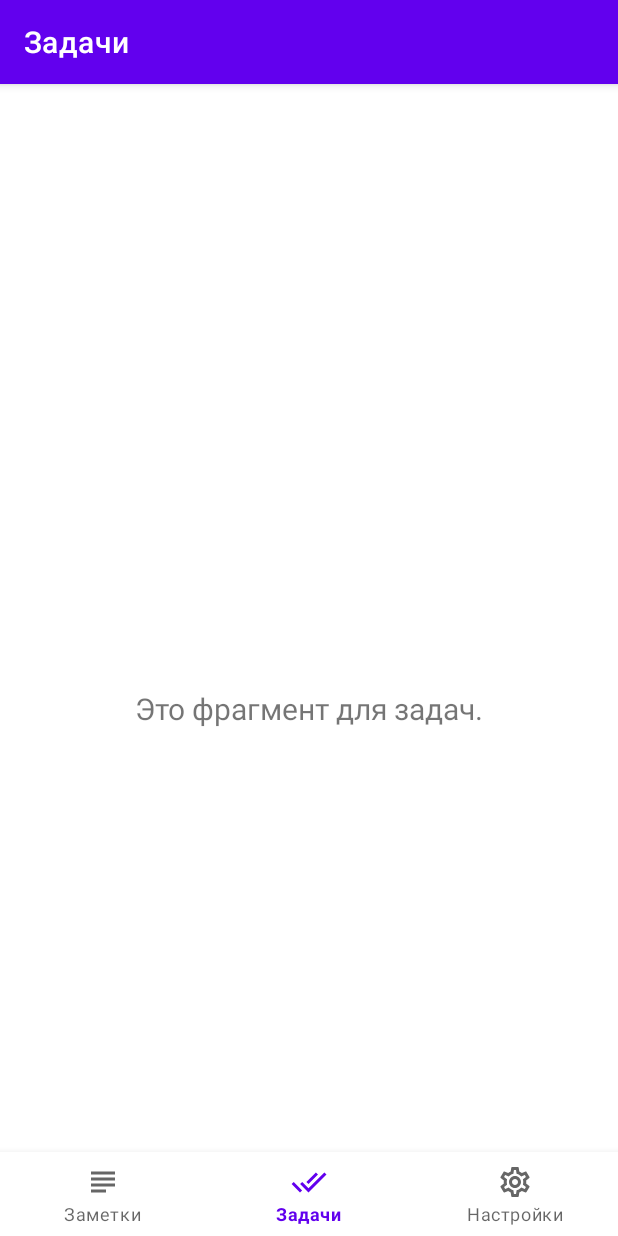
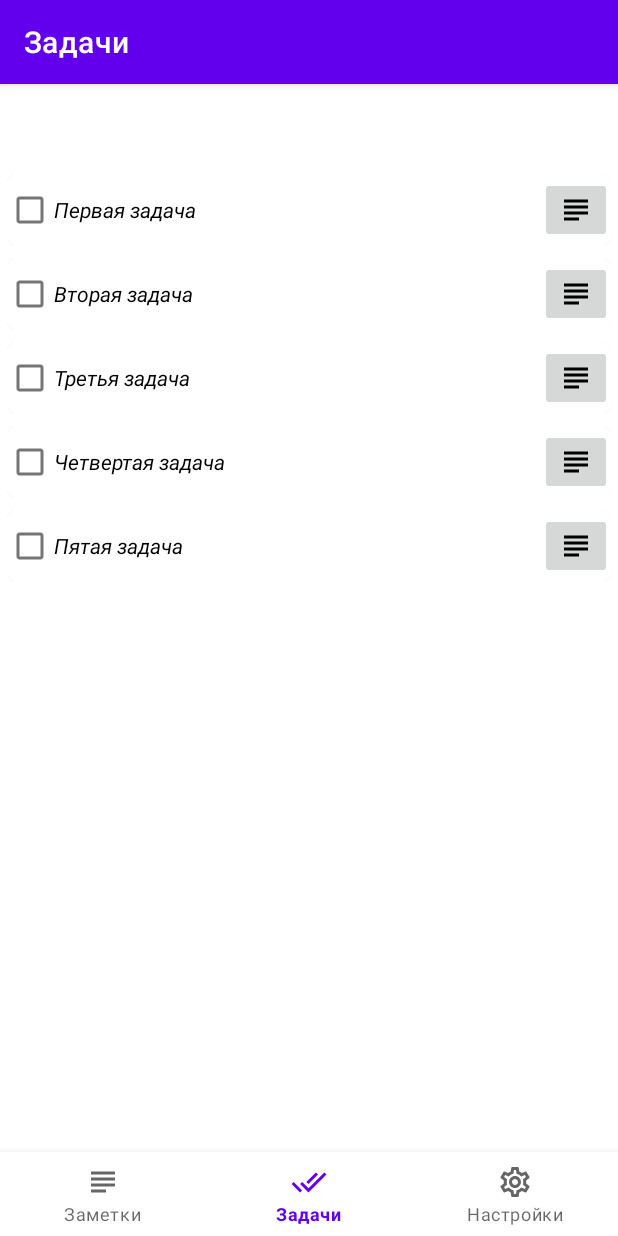
Before and after one commit to stdimensiy/GeekBrains_Course_AcquaintanceWithAndroid_HW_noteOrganizer_Std, an Android app: the TasksFragment screen opened through its navigation route, on a phone screen of 412 x 824 dp. Run offline under Robolectric (Android 15) with nearby library versions, the phone set to English and light mode, and no system bars; our stand-ins replace navigation-ui.

Commit message:
-  реализована работа вкладки "задачи" -  добавлен Адаптер для задач taskAdapter -  внесена небольшая корректировка в fragment_task в части исключения текстового поля и подключения RecyclerView -  внесены небольшие изменения в TestTaskRepository исправлены ошибки... -  внесены необходимые изменения в TaskFragment и ViewModel -  вход в тело задачи реализован по кнопке imageView на нее и навешен лисенер.

```diff
--- a/app/src/main/java/ru/geekbrains/acquaintancewithandroid/hw/noteorganizer/domain/TestTasksRepository.java
+++ b/app/src/main/java/ru/geekbrains/acquaintancewithandroid/hw/noteorganizer/domain/TestTasksRepository.java
@@ -2,12 +2,12 @@ package ru.geekbrains.acquaintancewithandroid.hw.noteorganizer.domain;
 
 import java.util.ArrayList;
 
-public class TestTasksRepository implements TasksRepository{
-    private static final TestTasksRepository INSTANCE = new TestTasksRepository();
+public class TestTasksRepository implements TasksRepository {
+    public static final TestTasksRepository INSTANCE = new TestTasksRepository();
     ArrayList<Task> tasks = new ArrayList<>();
 
-    private TestTasksRepository (){
-
+    private TestTasksRepository() {
+        firstIncrement(tasks);
     }
 
     private void firstIncrement(ArrayList<Task> tasks) {
--- /dev/null
+++ b/app/src/main/java/ru/geekbrains/acquaintancewithandroid/hw/noteorganizer/ui/tasks/TasksAdapter.java
@@ -0,0 +1,82 @@
+package ru.geekbrains.acquaintancewithandroid.hw.noteorganizer.ui.tasks;
+
+import android.view.LayoutInflater;
+import android.view.View;
+import android.view.ViewGroup;
+import android.widget.ImageButton;
+import android.widget.TextView;
+
+import androidx.annotation.NonNull;
+import androidx.recyclerview.widget.RecyclerView;
+
+import java.util.ArrayList;
+
+import ru.geekbrains.acquaintancewithandroid.hw.noteorganizer.R;
+import ru.geekbrains.acquaintancewithandroid.hw.noteorganizer.domain.Task;
+
+public class TasksAdapter extends RecyclerView.Adapter<TasksAdapter.TaskViewHolder> {
+    private ArrayList<Task> items = new ArrayList<>();
+    private OnTaskClicked taskClicked;
+
+    public OnTaskClicked getTaskClicked() {
+        return taskClicked;
+    }
+
+    public void setTaskClicked(OnTaskClicked taskClicked) {
+        this.taskClicked = taskClicked;
+    }
+
+    @NonNull
+    @Override
+    public TasksAdapter.TaskViewHolder onCreateViewHolder(@NonNull ViewGroup parent, int viewType) {
+        View root = LayoutInflater.from(parent.getContext()).inflate(R.layout.item_task, parent, false);
+        return new TaskViewHolder(root);
+    }
+
+    @Override
+    public void onBindViewHolder(@NonNull TasksAdapter.TaskViewHolder holder, int position) {
+        Task item = items.get(position);
+        holder.getTitleTask().setText(item.getTitle());
+    }
+
+    @Override
+    public int getItemCount() {
+        return items.size();
+    }
+
+    public void addItems(ArrayList<Task> toAdd) {
+        items.addAll(toAdd);
+    }
+
+    public void clear() {
+        items.clear();
+    }
+
+    interface OnTaskClicked {
+        void onTaskClicked(Task task);
+    }
+
+    public class TaskViewHolder extends RecyclerView.ViewHolder {
+        private final TextView titleTask;
+        private ImageButton buttonTask;
+
+        public TaskViewHolder(@NonNull View itemView) {
+            super(itemView);
+            titleTask = itemView.findViewById(R.id.textView);
+            buttonTask = itemView.findViewById(R.id.imageButton);
+            buttonTask.setOnClickListener(new View.OnClickListener() {
+                @Override
+                public void onClick(View v) {
+                    if (taskClicked != null) {
+                        taskClicked.onTaskClicked(items.get(getAdapterPosition()));
+                    }
+                }
+            });
+        }
+
+        public TextView getTitleTask() {
+            return titleTask;
+        }
+    }
+
+}
--- a/app/src/main/java/ru/geekbrains/acquaintancewithandroid/hw/noteorganizer/ui/tasks/TasksFragment.java
+++ b/app/src/main/java/ru/geekbrains/acquaintancewithandroid/hw/noteorganizer/ui/tasks/TasksFragment.java
@@ -4,32 +4,53 @@ import android.os.Bundle;
 import android.view.LayoutInflater;
 import android.view.View;
 import android.view.ViewGroup;
-import android.widget.TextView;
+import android.widget.Toast;
 
 import androidx.annotation.NonNull;
 import androidx.annotation.Nullable;
 import androidx.fragment.app.Fragment;
 import androidx.lifecycle.Observer;
 import androidx.lifecycle.ViewModelProvider;
+import androidx.recyclerview.widget.LinearLayoutManager;
+import androidx.recyclerview.widget.RecyclerView;
+
+import java.util.ArrayList;
 
 import ru.geekbrains.acquaintancewithandroid.hw.noteorganizer.R;
+import ru.geekbrains.acquaintancewithandroid.hw.noteorganizer.domain.Task;
 
 public class TasksFragment extends Fragment {
 
     private TasksViewModel tasksViewModel;
+    private TasksAdapter adapter;
 
-    public View onCreateView(@NonNull LayoutInflater inflater,
-                             ViewGroup container, Bundle savedInstanceState) {
-        tasksViewModel =
-                new ViewModelProvider(this).get(TasksViewModel.class);
-        View root = inflater.inflate(R.layout.fragment_tasks, container, false);
-        final TextView textView = root.findViewById(R.id.text_tasks);
-        tasksViewModel.getText().observe(getViewLifecycleOwner(), new Observer<String>() {
+    public View onCreateView(@NonNull LayoutInflater inflater, ViewGroup container, Bundle savedInstanceState) {
+        tasksViewModel = new ViewModelProvider(this).get(TasksViewModel.class);
+        tasksViewModel.fetchTasks();
+        adapter = new TasksAdapter();
+        adapter.setTaskClicked(new TasksAdapter.OnTaskClicked() {
             @Override
-            public void onChanged(@Nullable String s) {
-                textView.setText(s);
+            public void onTaskClicked(Task task) {
+                Toast.makeText(requireContext(), task.getTitle(), Toast.LENGTH_SHORT).show();
             }
         });
-        return root;
+        return inflater.inflate(R.layout.fragment_tasks, container, false);
+    }
+
+    @Override
+    public void onViewCreated(@NonNull View view, @Nullable Bundle savedInstanceState) {
+        super.onViewCreated(view, savedInstanceState);
+        RecyclerView taskRecyclerView = view.findViewById(R.id.tasks_list);
+        taskRecyclerView.setAdapter(adapter);
+        taskRecyclerView.setLayoutManager(new LinearLayoutManager(requireContext()));
+        tasksViewModel.getTasksLiveData().observe(getViewLifecycleOwner(), new Observer<ArrayList<Task>>() {
+            @Override
+            public void onChanged(ArrayList<Task> tasks) {
+                adapter.clear();
+                adapter.addItems(tasks);
+                adapter.notifyDataSetChanged();
+            }
+        });
+
     }
 }
--- a/app/src/main/java/ru/geekbrains/acquaintancewithandroid/hw/noteorganizer/ui/tasks/TasksViewModel.java
+++ b/app/src/main/java/ru/geekbrains/acquaintancewithandroid/hw/noteorganizer/ui/tasks/TasksViewModel.java
@@ -4,16 +4,26 @@ import androidx.lifecycle.LiveData;
 import androidx.lifecycle.MutableLiveData;
 import androidx.lifecycle.ViewModel;
 
+import java.util.ArrayList;
+
+import ru.geekbrains.acquaintancewithandroid.hw.noteorganizer.domain.Task;
+import ru.geekbrains.acquaintancewithandroid.hw.noteorganizer.domain.TasksRepository;
+import ru.geekbrains.acquaintancewithandroid.hw.noteorganizer.domain.TestTasksRepository;
+
 public class TasksViewModel extends ViewModel {
+    private final TasksRepository tasksRepository = TestTasksRepository.INSTANCE;
+    private MutableLiveData<ArrayList<Task>> tasksLiveData = new MutableLiveData<>();
 
-    private MutableLiveData<String> mText;
-
-    public TasksViewModel() {
-        mText = new MutableLiveData<>();
-        mText.setValue("Это фрагмент для задач.");
+    public LiveData<ArrayList<Task>> getTasksLiveData() {
+        return tasksLiveData;
     }
 
-    public LiveData<String> getText() {
-        return mText;
+    public void fetchTasks() {
+        tasksLiveData.setValue(tasksRepository.getTasks());
+    }
+
+    @Override
+    protected void onCleared() {
+        super.onCleared();
     }
 }
--- a/app/src/main/res/layout/fragment_tasks.xml
+++ b/app/src/main/res/layout/fragment_tasks.xml
@@ -1,22 +1,12 @@
 <?xml version="1.0" encoding="utf-8"?>
 <androidx.constraintlayout.widget.ConstraintLayout xmlns:android="http://schemas.android.com/apk/res/android"
-    xmlns:app="http://schemas.android.com/apk/res-auto"
     xmlns:tools="http://schemas.android.com/tools"
     android:layout_width="match_parent"
     android:layout_height="match_parent"
     tools:context=".ui.tasks.TasksFragment">
 
-    <TextView
-        android:id="@+id/text_tasks"
+    <androidx.recyclerview.widget.RecyclerView
+        android:id="@+id/tasks_list"
         android:layout_width="match_parent"
-        android:layout_height="wrap_content"
-        android:layout_marginStart="8dp"
-        android:layout_marginTop="8dp"
-        android:layout_marginEnd="8dp"
-        android:textAlignment="center"
-        android:textSize="20sp"
-        app:layout_constraintBottom_toBottomOf="parent"
-        app:layout_constraintEnd_toEndOf="parent"
-        app:layout_constraintStart_toStartOf="parent"
-        app:layout_constraintTop_toTopOf="parent" />
+        android:layout_height="match_parent" />
 </androidx.constraintlayout.widget.ConstraintLayout>
```
